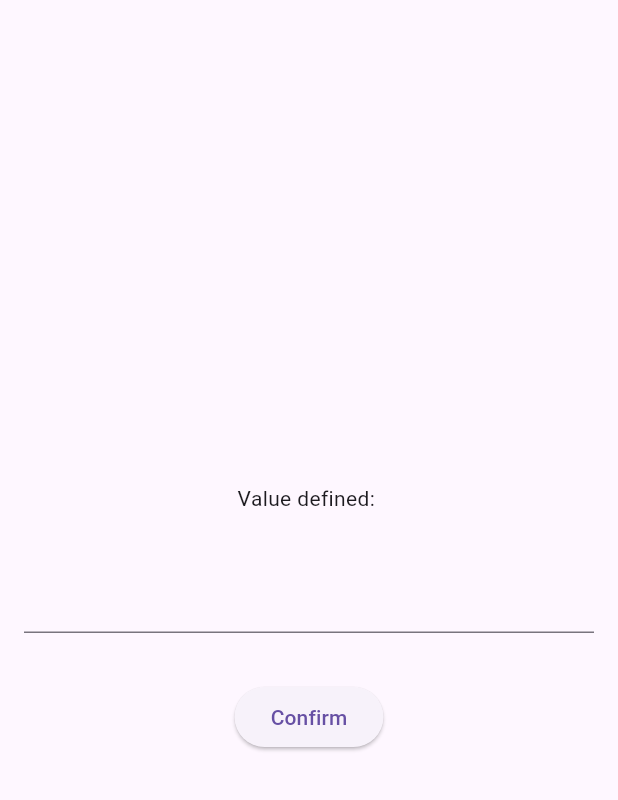
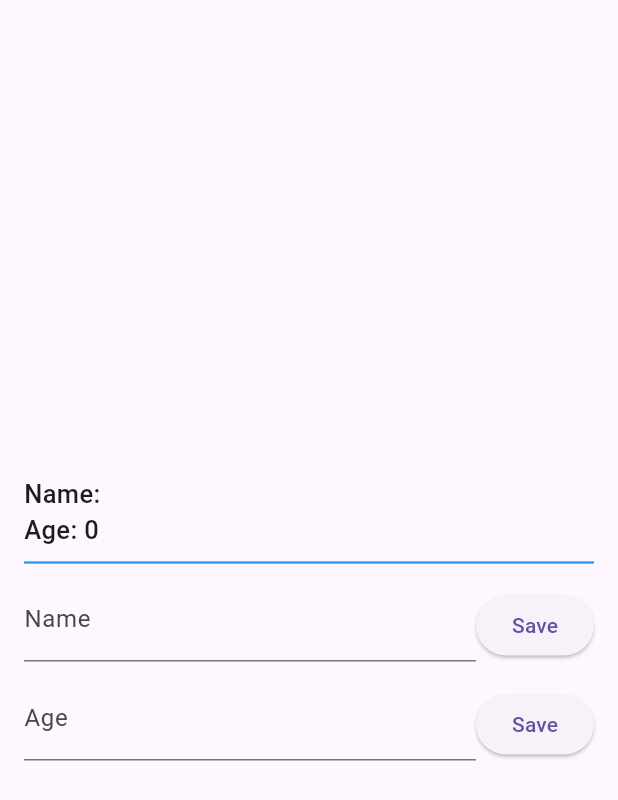
Before and after one commit to erickitomaz/getx-example, a Flutter app: the screen it shows after launch, on a phone screen of 412 x 824 dp. Shown: the top 800 px of the screen. Run offline on Flutter 3.47's test engine with Material 3 defaults, Android fonts, the phone set to English and light mode, and no system bars; our stand-ins replace get.

Commit message:
object reactivity

```diff
--- a/lib/main.dart
+++ b/lib/main.dart
@@ -1,6 +1,6 @@
 import 'package:flutter/material.dart';
 import 'package:get/get_state_manager/get_state_manager.dart';
-import 'package:getx_example/value_controller.dart';
+import 'package:getx_example/user_controller.dart';
 
 void main() {
   runApp(const MyApp());
@@ -22,8 +22,13 @@ class MyApp extends StatelessWidget {
 class HomePage extends StatelessWidget {
   HomePage({super.key});
 
-  final textController = TextEditingController();
-  final valueController = ValueController();
+  final nameController = TextEditingController();
+  final ageController = TextEditingController();
+
+  final UserController _userController = UserController();
+
+  TextStyle commonStyle() =>
+      const TextStyle(fontSize: 17, fontWeight: FontWeight.w500);
 
   @override
   Widget build(BuildContext context) {
@@ -32,33 +37,70 @@ class HomePage extends StatelessWidget {
         padding: const EdgeInsets.all(16),
         child: Column(
           mainAxisAlignment: MainAxisAlignment.center,
+          crossAxisAlignment: CrossAxisAlignment.stretch,
           children: [
-            // value
-            Obx(
-              () =>
-                  Text('Value defined: ${valueController.definedValue.value}'),
+            /**
+             * Apresentação do nome
+             */
+            Obx(() => Text(
+                  'Name: ${_userController.user.value.name}',
+                  style: commonStyle(),
+                )),
+
+            /**
+             * Apresentação da idade
+             */
+            Obx(() => Text(
+                  'Age: ${_userController.user.value.age}',
+                  style: commonStyle(),
+                )),
+            const Divider(
+              thickness: 1.5,
+              color: Colors.blue,
+              height: 20,
             ),
-
-            // textfield
-            Padding(
-              padding: const EdgeInsets.symmetric(vertical: 32),
-              child: TextField(
-                controller: textController,
-              ),
+            /**
+             * Name form
+             */
+            Row(
+              crossAxisAlignment: CrossAxisAlignment.end,
+              children: [
+                Expanded(
+                  child: TextField(
+                    controller: nameController,
+                    decoration: const InputDecoration(labelText: 'Name'),
+                  ),
+                ),
+                ElevatedButton(
+                  onPressed: () {
+                    _userController.setUserName(nameController.text);
+                  },
+                  child: const Text('Save'),
+                ),
+              ],
             ),
-
-            // btn
-            Obx(
-              () => valueController.isLoading.value
-                  ? const CircularProgressIndicator()
-                  : ElevatedButton(
-                      onPressed: () {
-                        String value = textController.text;
-
-                        valueController.setValue(value);
-                      },
-                      child: const Text('Confirm'),
+            const SizedBox(height: 10),
+            /**
+             * Age form
+             */
+            Row(
+              crossAxisAlignment: CrossAxisAlignment.end,
+              children: [
+                Expanded(
+                  child: TextField(
+                    controller: ageController,
+                    decoration: const InputDecoration(
+                      labelText: 'Age',
                     ),
+                  ),
+                ),
+                ElevatedButton(
+                  onPressed: () {
+                    _userController.setUserAge(int.parse(ageController.text));
+                  },
+                  child: const Text('Save'),
+                ),
+              ],
             ),
           ],
         ),
--- /dev/null
+++ b/lib/user_controller.dart
@@ -0,0 +1,22 @@
+import 'package:get/get.dart';
+import 'package:getx_example/user_model.dart';
+
+class UserController extends GetxController {
+  Rx<UserModel> user = UserModel().obs;
+
+  void setUserName(String username) {
+    user.update((obj) {
+      obj?.name = username;
+    });
+
+    // another way
+    user.value.name = username;
+    user.refresh();
+  }
+
+  void setUserAge(int age) {
+    user.update((obj) {
+      obj?.age = age;
+    });
+  }
+}
--- /dev/null
+++ b/lib/user_model.dart
@@ -0,0 +1,6 @@
+class UserModel {
+  String name;
+  int age;
+
+  UserModel({this.name = "", this.age = 0});
+}
--- a/lib/value_controller.dart
+++ /dev/null
@@ -1,16 +0,0 @@
-import 'package:get/get.dart';
-
-class ValueController extends GetxController {
-  RxString definedValue = ''.obs;
-
-  RxBool isLoading = false.obs;
-
-  Future<void> setValue(String value) async {
-    isLoading.value = true;
-
-    await Future.delayed(const Duration(milliseconds: 2000));
-
-    definedValue.value = value;
-    isLoading.value = false;
-  }
-}
```
